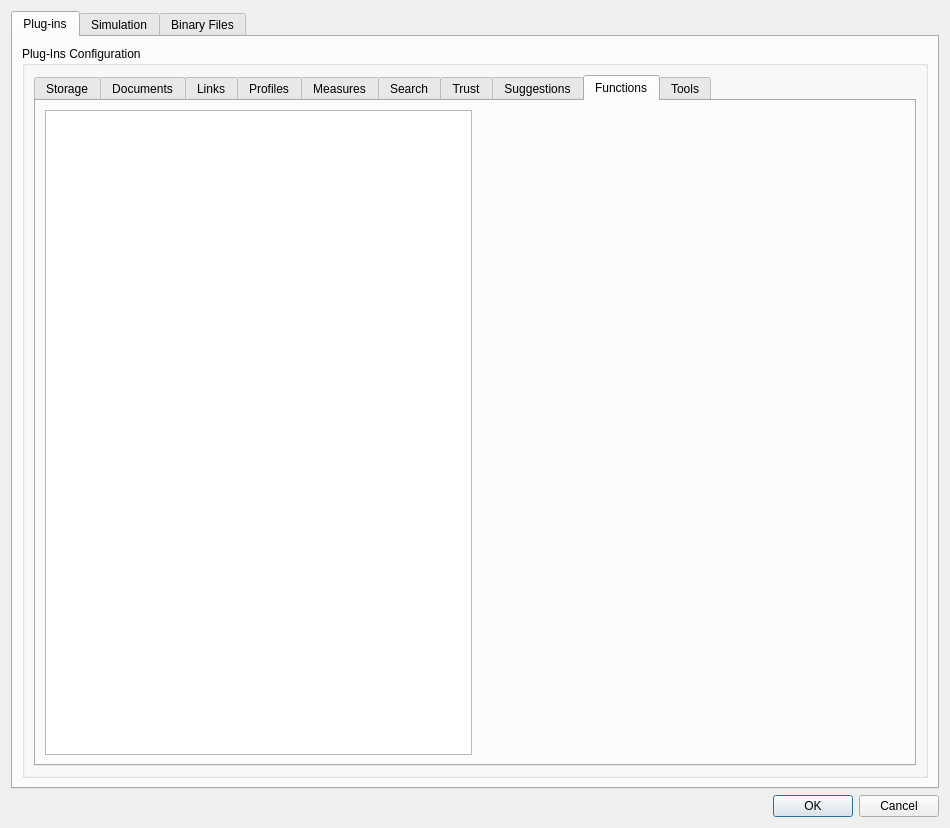
pfrancq/galilei, file qgalilei/configure.ui: the form before one commit.
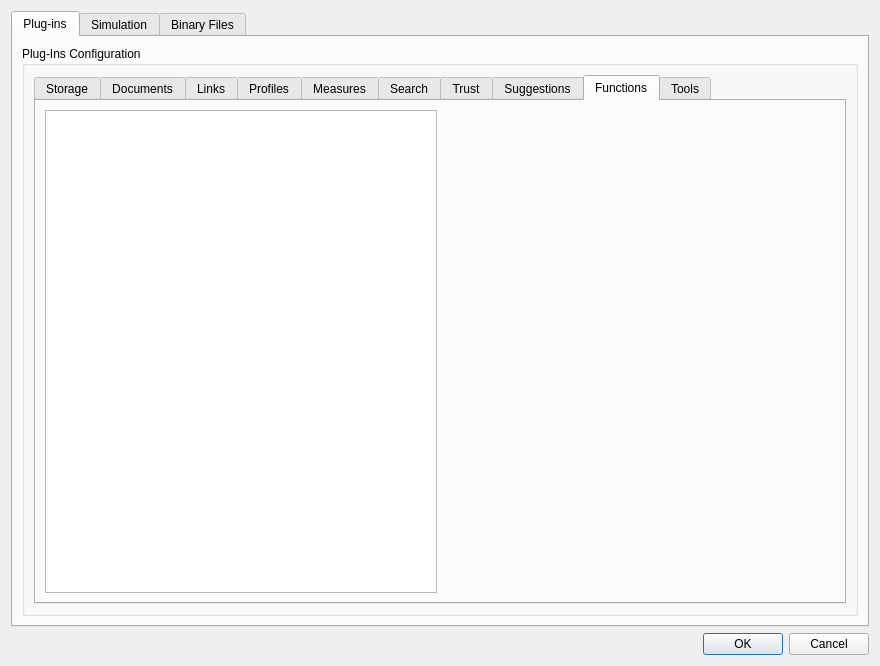
The form after the commit. The open tabs and pages were chosen to show the change. Custom widgets are drawn as their Qt base class.

Diff of the .ui file:
```diff
--- a/qgalilei/configure.ui
+++ b/qgalilei/configure.ui
@@ -6,8 +6,8 @@
    <rect>
     <x>0</x>
     <y>0</y>
-    <width>950</width>
-    <height>828</height>
+    <width>880</width>
+    <height>666</height>
    </rect>
   </property>
   <property name="windowTitle">
@@ -35,6 +35,12 @@
          <layout class="QVBoxLayout" name="_24">
           <item>
            <widget class="QTabWidget" name="PlugInsTab">
+            <property name="sizePolicy">
+             <sizepolicy hsizetype="MinimumExpanding" vsizetype="Expanding">
+              <horstretch>0</horstretch>
+              <verstretch>0</verstretch>
+             </sizepolicy>
+            </property>
             <property name="currentIndex">
              <number>0</number>
             </property>
@@ -281,10 +287,23 @@
              </attribute>
              <layout class="QHBoxLayout" name="horizontalLayout_12">
               <item>
-               <widget class="QListWidget" name="FunctionsCats"/>
+               <widget class="QListWidget" name="FunctionsCats">
+                <property name="sizePolicy">
+                 <sizepolicy hsizetype="MinimumExpanding" vsizetype="Expanding">
+                  <horstretch>0</horstretch>
+                  <verstretch>0</verstretch>
+                 </sizepolicy>
+                </property>
+               </widget>
               </item>
               <item>
                <widget class="QStackedWidget" name="Functions">
+                <property name="sizePolicy">
+                 <sizepolicy hsizetype="MinimumExpanding" vsizetype="Preferred">
+                  <horstretch>0</horstretch>
+                  <verstretch>0</verstretch>
+                 </sizepolicy>
+                </property>
                 <property name="currentIndex">
                  <number>0</number>
                 </property>
```
Left out of the diff: 106 changed lines with no effect on the pictures.
